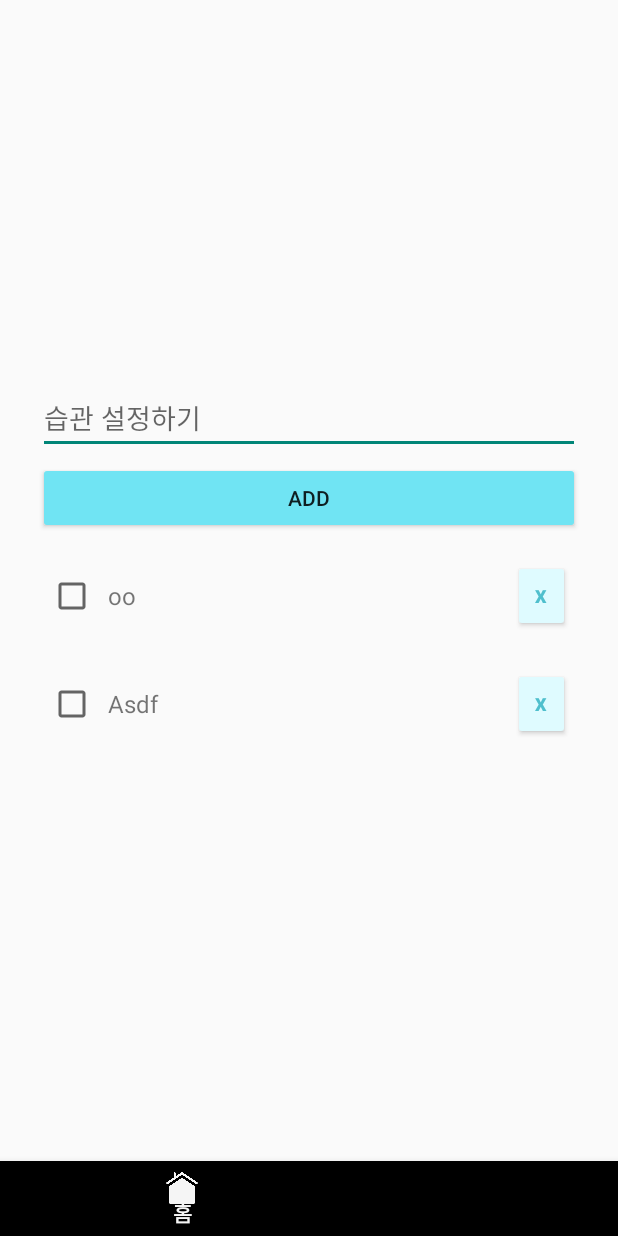
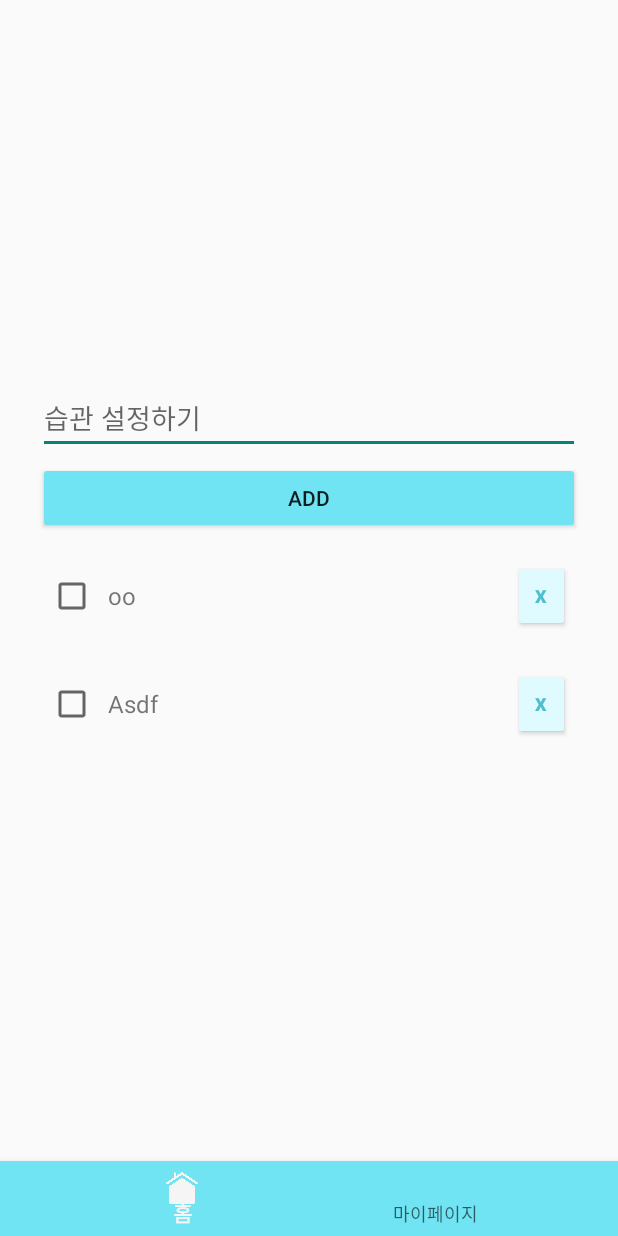
Before and after one commit to pknu-wap/2023_2_APP_TEAM2, an Android app: the screen it shows after launch (MainActivity), on a phone screen of 412 x 824 dp. Run offline under Robolectric (Android 15) with nearby library versions, the phone set to English and light mode, and no system bars; our stand-ins replace Room's generated code.

Commit message:
스플래시 구현

```diff
--- a/app/src/main/java/com/example/gogo/MainActivity.kt
+++ b/app/src/main/java/com/example/gogo/MainActivity.kt
@@ -26,6 +26,7 @@ class MainActivity : AppCompatActivity() {
         binding = ActivityMainBinding.inflate(layoutInflater)
         setContentView(binding.root)
 
+        binding.navigationView.setBackgroundColor(resources.getColor(R.color.NavigationColor))
         mainViewModel.fragmentStatus.observe(this) {
             when (it) {
                 MainViewModel.PageType.HOME -> {
@@ -98,6 +99,7 @@ class MainActivity : AppCompatActivity() {
         }
     }
 
+
     private fun hideActionBar(){
         supportActionBar?.hide()
     }
--- /dev/null
+++ b/app/src/main/java/com/example/gogo/SplashActivity.kt
@@ -0,0 +1,28 @@
+package com.example.gogo
+
+import android.content.Intent
+import android.os.Bundle
+import android.os.Handler
+import androidx.appcompat.app.AppCompatActivity
+
+class SplashActivity : AppCompatActivity() {
+    override fun onCreate(savedInstanceState: Bundle?) {
+        super.onCreate(savedInstanceState)
+        setContentView(R.layout.activity_splash)
+
+        // Handler를 사용하여 일정 시간 후에 메인 화면으로 이동
+        Handler().postDelayed({
+            startActivity(Intent(this, MainActivity::class.java))
+            finish()
+        }, SPLASH_DELAY)
+
+        hideActionBar()
+    }
+
+    companion object {
+        private const val SPLASH_DELAY: Long = 3000
+    }
+    private fun hideActionBar(){
+        supportActionBar?.hide()
+    }
+}
--- a/app/src/main/res/values/colors.xml
+++ b/app/src/main/res/values/colors.xml
@@ -7,4 +7,5 @@
     <color name="teal_700">#FF018786</color>
     <color name="black">#FF000000</color>
     <color name="white">#FFFFFFFF</color>
+    <color name="NavigationColor">#70E4F3</color>
 </resources>
--- a/app/src/main/res/values/themes.xml
+++ b/app/src/main/res/values/themes.xml
@@ -2,4 +2,5 @@
 <resources>
 
     <style name="Theme.GoGo" parent="android:Theme.Material.Light.NoActionBar" />
+
 </resources>
```
Also changed, not shown: app/src/main/AndroidManifest.xml (+9 -0 lines).
